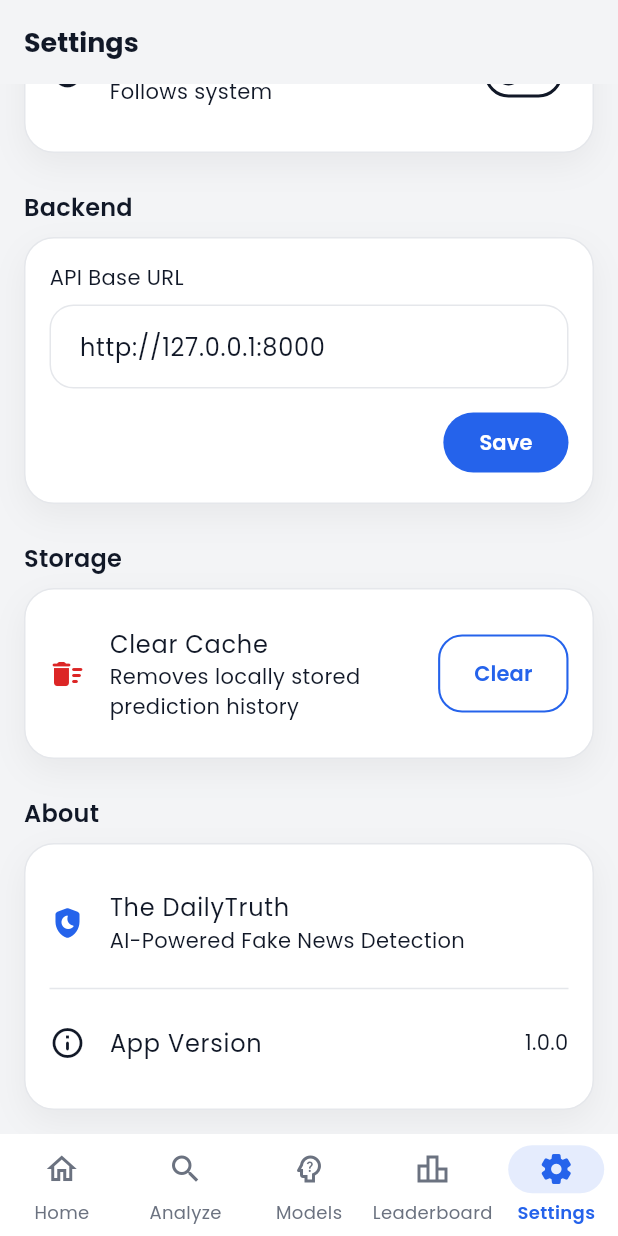
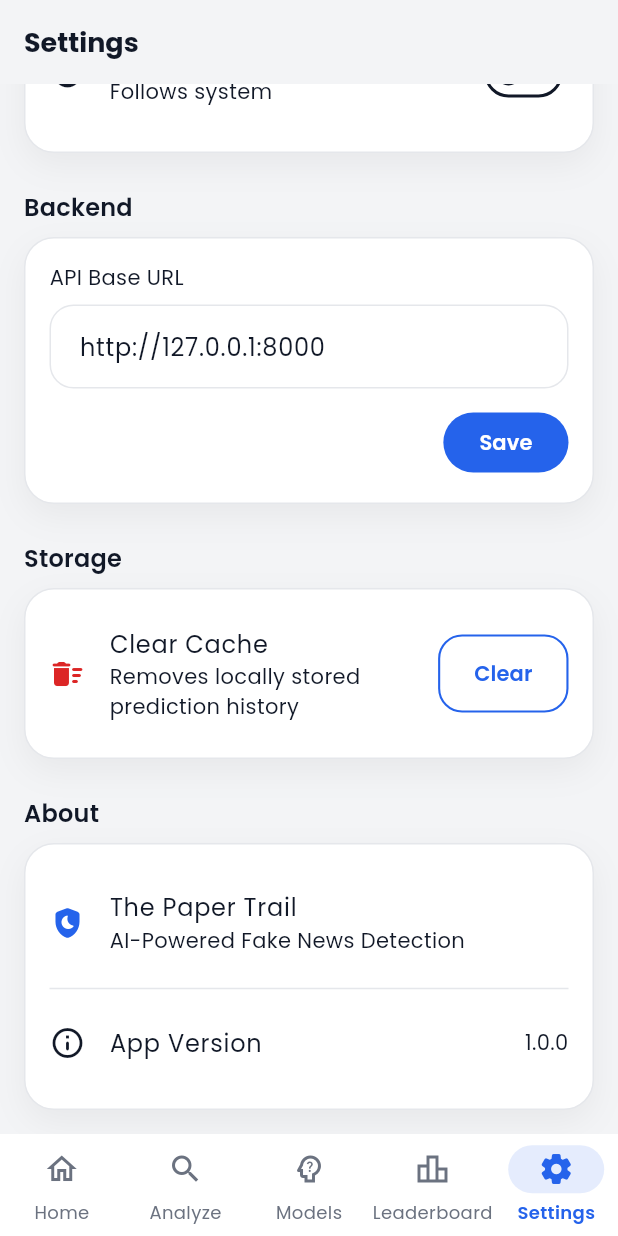
Before and after one commit to solasas/The-DailyTruth-App, a Flutter app: the SettingsScreen screen opened by its route, scrolled down 108 dp, on a phone screen of 412 x 824 dp. Run offline on Flutter 3.47's test engine with Material 3 defaults, Android fonts, the phone set to English and light mode, and no system bars; our stand-ins replace connectivity_plus, dio, flutter_riverpod, freezed_annotation, go_router, google_fonts and 8 more; accounts and stored records are empty; network calls fail.

Commit message:
remamed app as required

```diff
--- a/lib/app.dart
+++ b/lib/app.dart
@@ -7,8 +7,8 @@ import 'core/theme/app_theme.dart';
 import 'features/settings/presentation/providers/settings_providers.dart';
 
 /// Root widget: wires the theme mode and GoRouter into [MaterialApp.router].
-class TheDailyTruthApp extends ConsumerWidget {
-  const TheDailyTruthApp({super.key});
+class ThePaperTrailApp extends ConsumerWidget {
+  const ThePaperTrailApp({super.key});
 
   @override
   Widget build(BuildContext context, WidgetRef ref) {
--- a/lib/core/constants/app_constants.dart
+++ b/lib/core/constants/app_constants.dart
@@ -2,7 +2,7 @@
 class AppConstants {
   AppConstants._();
 
-  static const String appName = 'The DailyTruth';
+  static const String appName = 'The Paper Trail';
   static const String appTagline = 'AI-Powered Fake News Detection';
   static const String appVersion = '1.0.0';
 
--- a/lib/features/prediction/presentation/screens/single_prediction_result_screen.dart
+++ b/lib/features/prediction/presentation/screens/single_prediction_result_screen.dart
@@ -19,7 +19,7 @@ class SinglePredictionResultScreen extends ConsumerWidget {
   const SinglePredictionResultScreen({super.key});
 
   String _shareText(PredictionResult result) {
-    return 'The DailyTruth analysis\n'
+    return 'The Paper Trail analysis\n'
         'Verdict: ${result.label.label}\n'
         'Confidence: ${(result.confidence * 100).toStringAsFixed(1)}%\n'
         'Model: ${result.displayName} (${result.category})';
--- a/lib/main.dart
+++ b/lib/main.dart
@@ -17,7 +17,7 @@ Future<void> main() async {
       overrides: [
         sharedPreferencesProvider.overrideWithValue(sharedPreferences),
       ],
-      child: const TheDailyTruthApp(),
+      child: const ThePaperTrailApp(),
     ),
   );
 }
--- a/pubspec.yaml
+++ b/pubspec.yaml
@@ -1,5 +1,5 @@
 name: the_daily_truth
-description: "The DailyTruth — AI-powered fake news detection platform."
+description: "The Paper Trail — AI-powered fake news detection platform."
 publish_to: 'none'
 
 version: 1.0.0+1
```
Also changed, not shown: 6 other files.
